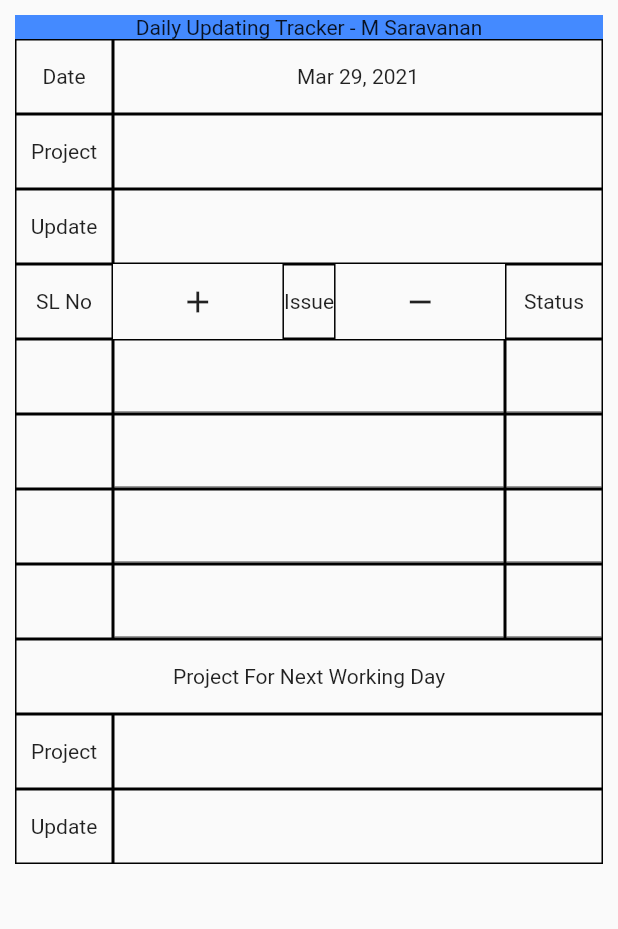
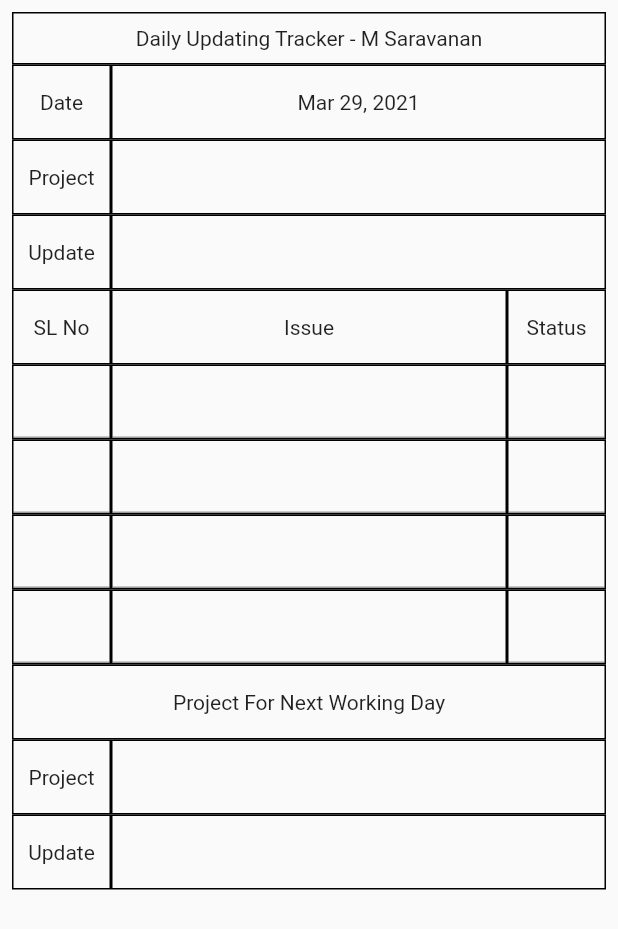
Before and after one commit to msavanan/dailyTracker, a Flutter app: the screen it shows after launch, on a phone screen of 412 x 824 dp. Shown: the top 929 px of the screen. Run offline on Flutter 3.47's test engine with Material 2 defaults, Android fonts, the phone set to English and light mode, and no system bars; our stand-ins replace permission_handler, sqflite; missing offline and left inert: excel; accounts and stored records are empty.

Commit message:
added sqlite sratch code

```diff
--- a/lib/main.dart
+++ b/lib/main.dart
@@ -3,7 +3,7 @@ import 'package:daily_tracker/createXL.dart';
 import 'package:daily_tracker/date_picker.dart';
 import 'package:daily_tracker/editable_cell.dart';
 import 'package:daily_tracker/gestureState.dart';
-import 'package:daily_tracker/project_list.dart';
+import 'package:daily_tracker/project/project_list.dart';
 import 'package:daily_tracker/row_cell.dart';
 import 'package:daily_tracker/sideBar.dart';
 import 'package:flutter/material.dart';
@@ -12,7 +12,8 @@ import 'createXL.dart';
 
 void main() {
   WidgetsFlutterBinding.ensureInitialized();
-  createXL();
+
+  //runApp(MyApp());
   runApp(DailyTracker());
 }
 
@@ -29,9 +30,7 @@ class DailyTracker extends StatelessWidget {
       ],
       child: MaterialApp(
           title: 'Daily Tracker',
-          theme: ThemeData(
-            primarySwatch: Colors.blue,
-          ),
+          //theme: ThemeData(primarySwatch: Colors.blue,),
           home: TrackerSheet()), //MyHomePage(title: 'Daily Tracker'),
     );
   }
@@ -104,6 +103,7 @@ class _TrackerSheetState extends State<TrackerSheet> {
 
   @override
   Widget build(BuildContext context) {
+    createXL();
     return Consumer<GestureState>(
       builder: (context, gestureState, child) => GestureDetector(
         onPanUpdate: (panValue) {
@@ -124,12 +124,15 @@ class _TrackerSheetState extends State<TrackerSheet> {
               body: SingleChildScrollView(
                 child: SafeArea(
                   child: Padding(
-                    padding: EdgeInsets.all(10),
+                    padding: const EdgeInsets.all(8.0),
                     child: Column(
                       mainAxisAlignment: MainAxisAlignment.start,
                       children: [
                         Container(
-                          color: Colors.blueAccent,
+                          //color: Colors.blueAccent,
+                          height: 35,
+                          decoration: BoxDecoration(
+                              border: Border.all(color: Colors.black)),
                           child: Center(
                               child:
                                   Text("Daily Updating Tracker - M Saravanan")),
@@ -203,21 +206,23 @@ class _TrackerSheetState extends State<TrackerSheet> {
                                   mainAxisAlignment:
                                       MainAxisAlignment.spaceEvenly,
                                   children: [
-                                    GestureDetector(
+                                    /*GestureDetector(
                                       child: Icon(Icons.add),
                                       onTap: () {
                                         print('Add row');
                                       },
+                                    ),*/
+                                    Expanded(
+                                      child: Cell(
+                                        txt: 'Issue',
+                                      ),
                                     ),
-                                    Cell(
-                                      txt: 'Issue',
-                                    ),
-                                    GestureDetector(
+                                    /*GestureDetector(
                                       child: Icon(Icons.remove),
                                       onTap: () {
                                         print('Delete row');
                                       },
-                                    ),
+                                    ),*/
                                   ],
                                 ),
                               ),
--- a/lib/project_list.dart
+++ b/lib/project/project_list.dart
@@ -1,4 +1,4 @@
-import 'package:daily_tracker/project.dart';
+import 'package:daily_tracker/project/project.dart';
 import 'package:flutter/material.dart';
 
 class ProjectList extends ChangeNotifier {
--- a/lib/project_listview.dart
+++ b/lib/project/project_listview.dart
@@ -1,5 +1,5 @@
-import 'package:daily_tracker/project_list.dart';
-import 'package:daily_tracker/project_widget.dart';
+import 'package:daily_tracker/project/project_list.dart';
+import 'package:daily_tracker/project/project_widget.dart';
 import 'package:flutter/cupertino.dart';
 import 'package:flutter/material.dart';
 import 'package:provider/provider.dart';
--- a/lib/project_widget.dart
+++ b/lib/project/project_widget.dart
@@ -1,4 +1,4 @@
-import 'package:daily_tracker/project_list.dart';
+import 'package:daily_tracker/project/project_list.dart';
 import 'package:flutter/material.dart';
 import 'package:provider/provider.dart';
 
--- a/lib/row_cell.dart
+++ b/lib/row_cell.dart
@@ -7,9 +7,12 @@ class RowCell extends StatelessWidget {
     return Row(
       children: [
         Expanded(
-          child: Cell(
-            txt: '',
-          ),
+          child: Container(
+              decoration:
+                  BoxDecoration(border: Border.all(color: Colors.black)),
+              child: TextField(
+                textAlign: TextAlign.center,
+              )),
         ),
         Expanded(
           flex: 4,
@@ -22,7 +25,9 @@ class RowCell extends StatelessWidget {
             child: Container(
                 decoration:
                     BoxDecoration(border: Border.all(color: Colors.black)),
-                child: TextField()))
+                child: TextField(
+                  textAlign: TextAlign.center,
+                )))
       ],
     );
   }
--- a/lib/sideBar.dart
+++ b/lib/sideBar.dart
@@ -1,5 +1,5 @@
 import 'package:daily_tracker/gestureState.dart';
-import 'package:daily_tracker/project_listview.dart';
+import 'package:daily_tracker/project/project_listview.dart';
 import 'package:flutter/material.dart';
 import 'package:provider/provider.dart';
 
--- a/pubspec.yaml
+++ b/pubspec.yaml
@@ -27,6 +27,8 @@ dependencies:
   path_provider: ^2.0.1
   intl: ^0.17.0-nullsafety.2
   provider: ^5.0.0
+  permission_handler: ^6.1.1
+  sqflite: ^2.0.0+3
 
 
   # The following adds the Cupertino Icons font to your application.
```
Also changed, not shown: lib/createXL.dart (+86 -5 lines), lib/database/database_daily_tracker.dart (added, +37 -0 lines), lib/practice.dart (added, +46 -0 lines), lib/project/project.dart (renamed from lib/project.dart), pubspec.lock, 2 other files.
